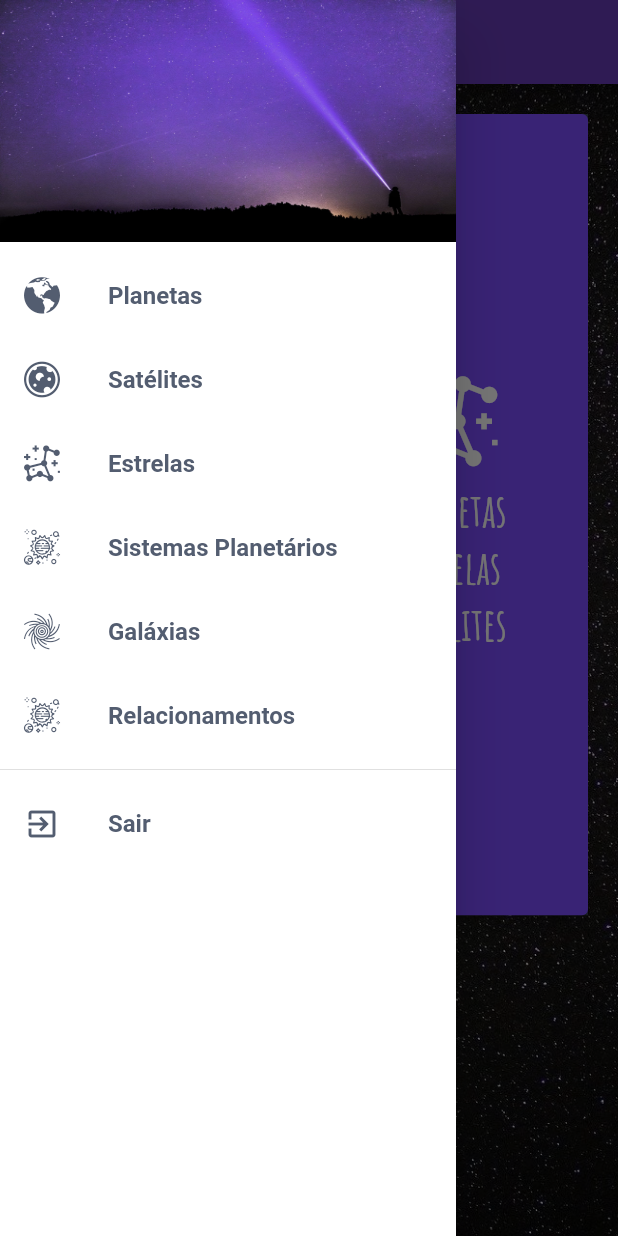
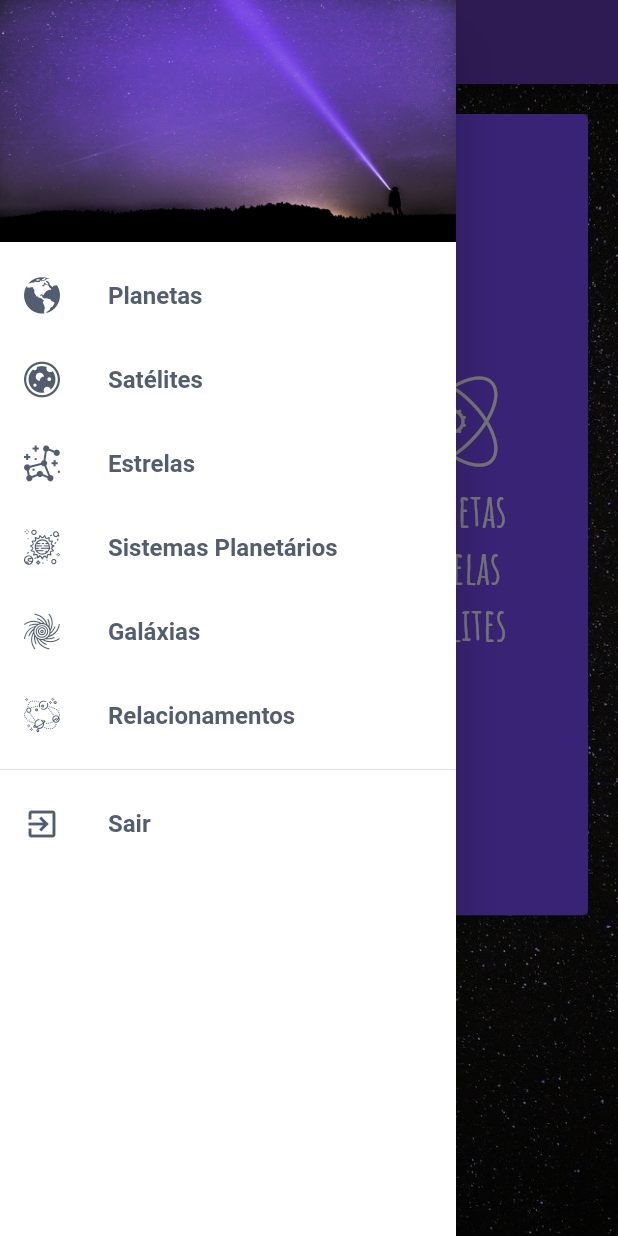
Before and after one commit to meruyme/universo_bd, a Flutter app: the menu_relacoes screen opened by its route, with the side drawer open, on a phone screen of 412 x 824 dp. Run offline on Flutter 3.47's test engine with Material 2 defaults, Android fonts, the phone set to English and light mode, and no system bars; our stand-ins replace cloud_firestore, firebase_auth, flutter_speed_dial, fluttertoast; missing offline and left inert: groovin_widgets; accounts and stored records are empty; Roboto replaces fonts that are missing (Poppins).

Commit message:
Add icons

```diff
--- a/lib/navigation_drawer.dart
+++ b/lib/navigation_drawer.dart
@@ -1,5 +1,6 @@
 import 'package:firebase_auth/firebase_auth.dart';
 import 'package:flutter/material.dart';
+import 'package:universo_bd/relations_icons_icons.dart';
 import 'custom_icons_icons.dart';
 
 class navigation_drawer extends StatefulWidget {
@@ -17,7 +18,7 @@ class _navigation_drawerState extends State<navigation_drawer> {
   Widget build(BuildContext context) {
     return Theme(
       data: Theme.of(context).copyWith(
-          canvasColor: Colors.white//Color.fromRGBO(64, 75, 96, 0.9)
+          canvasColor: Colors.white
       ),
       child: Drawer(
         child: ListView(
@@ -118,7 +119,7 @@ class _navigation_drawerState extends State<navigation_drawer> {
               },
             ),
             ListTile(
-              leading: Icon(CustomIcons.solar_system, color: Color.fromRGBO(64, 75, 96, 0.9),),
+              leading: Icon(RelationsIcons.space, color: Color.fromRGBO(64, 75, 96, 0.9),),
               title: Text(
                 'Relacionamentos',
                 style: TextStyle(
--- a/lib/relacionamentos/menu_relacoes.dart
+++ b/lib/relacionamentos/menu_relacoes.dart
@@ -1,8 +1,8 @@
 import 'package:flutter/cupertino.dart';
 import "package:flutter/material.dart";
 import "package:flutter_staggered_grid_view/flutter_staggered_grid_view.dart";
-import 'package:universo_bd/custom_icons_icons.dart';
 import 'package:universo_bd/navigation_drawer.dart';
+import 'package:universo_bd/relations_icons_icons.dart';
 
 class menu_relacoes extends StatefulWidget {
   @override
@@ -25,9 +25,9 @@ class _menu_relacoesState extends State<menu_relacoes> {
     _nomeRotas.add("/listar_sistema_planeta");
     _nomeRotas.add("/listar_orbitantes");
     _nomeRotas.add("/listar_sistema_estrela");
-    _icones.add(Icon(CustomIcons.solar_system, size: 60));
-    _icones.add(Icon(CustomIcons.constellation, size: 60));
-    _icones.add(Icon(CustomIcons.planet, size: 60));
+    _icones.add(Icon(RelationsIcons.system_planet, size: 60));
+    _icones.add(Icon(RelationsIcons.orbit, size: 60));
+    _icones.add(Icon(RelationsIcons.system_star, size: 60));
   }
 
   @override
--- a/lib/relacionamentos/orbitantes/editar_orbitantes.dart
+++ b/lib/relacionamentos/orbitantes/editar_orbitantes.dart
@@ -143,7 +143,7 @@ class _editar_orbitantesState extends State<editar_orbitantes> {
           backgroundColor: Colors.transparent,
           appBar: AppBar(
             title: Text(
-                "Editar Orbitantes"
+                "Editando Orbitantes"
             ),
           ),
           body: SingleChildScrollView(
--- a/lib/relacionamentos/orbitantes/listar_orbitantes.dart
+++ b/lib/relacionamentos/orbitantes/listar_orbitantes.dart
@@ -7,7 +7,7 @@ import 'package:universo_bd/classes/Orbitantes.dart';
 import 'package:universo_bd/classes/Planeta.dart';
 import 'package:universo_bd/classes/SateliteNatural.dart';
 import 'package:universo_bd/custom_card_orbitantes.dart';
-import 'package:universo_bd/custom_icons_icons.dart';
+import 'package:universo_bd/relations_icons_icons.dart';
 
 class listar_orbitantes extends StatefulWidget {
 
@@ -168,7 +168,7 @@ class _listar_orbitantesState extends State<listar_orbitantes> {
                                                   Navigator.pushNamed(context, "/exibir_orbitantes", arguments: orbitantes);
                                                 },
                                                 child: custom_card_orbitantes(
-                                                  icon: CustomIcons.solar_system,
+                                                  icon: RelationsIcons.orbit,
                                                   title1: "Planeta: " + orbitantes.planeta.nome,
                                                   title2: "Estrela: " + orbitantes.estrela.nome,
                                                   title3: "Satélite Natural: " + orbitantes.sateliteNatural.nome,
--- a/lib/relacionamentos/sistema_estrela/editar_sistema_estrela.dart
+++ b/lib/relacionamentos/sistema_estrela/editar_sistema_estrela.dart
@@ -92,7 +92,7 @@ class _editar_sistema_estrelaState extends State<editar_sistema_estrela> {
           backgroundColor: Colors.transparent,
           appBar: AppBar(
             title: Text(
-                "Editar Sistema-Estrela"
+                "Editando Sistema-Estrela"
             ),
           ),
           body: SingleChildScrollView(
--- a/lib/relacionamentos/sistema_estrela/listar_sistema_estrela.dart
+++ b/lib/relacionamentos/sistema_estrela/listar_sistema_estrela.dart
@@ -7,7 +7,7 @@ import 'package:universo_bd/classes/GiganteVermelha.dart';
 import 'package:universo_bd/classes/SistemaEstrela.dart';
 import 'package:universo_bd/classes/SistemaPlanetario.dart';
 import 'package:universo_bd/custom_card_relations.dart';
-import 'package:universo_bd/custom_icons_icons.dart';
+import 'package:universo_bd/relations_icons_icons.dart';
 
 class listar_sistema_estrela extends StatefulWidget {
 
@@ -151,7 +151,7 @@ class _listar_sistema_estrelaState extends State<listar_sistema_estrela> {
                                                   Navigator.pushNamed(context, "/exibir_sistema_estrela", arguments: sistemaEstrela);
                                                 },
                                                 child: custom_card_relations(
-                                                  icon: CustomIcons.solar_system,
+                                                  icon: RelationsIcons.system_star,
                                                   title1: "Sistema Planetário: " + sistemaEstrela.sistemaPlanetario.nome,
                                                   title2: "Estrela: " + sistemaEstrela.estrela.nome,
                                                 ),
--- a/lib/relacionamentos/sistema_planeta/editar_sistema_planeta.dart
+++ b/lib/relacionamentos/sistema_planeta/editar_sistema_planeta.dart
@@ -91,7 +91,7 @@ class _editar_sistema_planetaState extends State<editar_sistema_planeta> {
           backgroundColor: Colors.transparent,
           appBar: AppBar(
             title: Text(
-                "Relacionar Sistema-Planeta"
+                "Editando Sistema-Planeta"
             ),
           ),
           body: SingleChildScrollView(
--- a/lib/relacionamentos/sistema_planeta/listar_sistema_planeta.dart
+++ b/lib/relacionamentos/sistema_planeta/listar_sistema_planeta.dart
@@ -6,7 +6,7 @@ import 'package:universo_bd/classes/SistemaPlaneta.dart';
 import 'package:universo_bd/classes/SistemaPlanetario.dart';
 import 'package:universo_bd/custom_card_relations.dart';
 import 'package:universo_bd/classes/Planeta.dart';
-import 'package:universo_bd/custom_icons_icons.dart';
+import 'package:universo_bd/relations_icons_icons.dart';
 
 class listar_sistema_planeta extends StatefulWidget {
 
@@ -138,7 +138,7 @@ class _listar_sistema_planetaState extends State<listar_sistema_planeta> {
                                           Navigator.pushNamed(context, "/exibir_sistema_planeta", arguments: sistemaPlaneta);
                                         },
                                         child: custom_card_relations(
-                                          icon: CustomIcons.solar_system,
+                                          icon: RelationsIcons.system_planet,
                                           title1: "Sistema Planetário: " + sistemaPlaneta.sistemaPlanetario.nome,
                                           title2: "Planeta: " + sistemaPlaneta.planeta.nome,
                                         ),
--- /dev/null
+++ b/lib/relations_icons_icons.dart
@@ -0,0 +1,27 @@
+/// Flutter icons RelationsIcons
+/// Copyright (C) 2020 by original authors @ fluttericon.com, fontello.com
+/// This font was generated by FlutterIcon.com, which is derived from Fontello.
+///
+/// To use this font, place it in your fonts/ directory and include the
+/// following in your pubspec.yaml
+///
+/// flutter:
+///   fonts:
+///    - family:  RelationsIcons
+///      fonts:
+///       - asset: fonts/RelationsIcons.ttf
+///
+///
+///
+import 'package:flutter/widgets.dart';
+
+class RelationsIcons {
+  RelationsIcons._();
+
+  static const _kFontFam = 'RelationsIcons';
+
+  static const IconData orbit = IconData(0xe800, fontFamily: _kFontFam);
+  static const IconData system_planet = IconData(0xe801, fontFamily: _kFontFam);
+  static const IconData system_star = IconData(0xe802, fontFamily: _kFontFam);
+  static const IconData space = IconData(0xe803, fontFamily: _kFontFam);
+}
--- a/pubspec.yaml
+++ b/pubspec.yaml
@@ -50,6 +50,9 @@ flutter:
   uses-material-design: true
 
   fonts:
+    - family: RelationsIcons
+      fonts:
+        - asset: fonts/RelationsIcons.ttf
     - family: InformationIcon
       fonts:
         - asset: fonts/InformationIcon.ttf
```
Also changed, not shown: fonts/RelationsIcons.ttf (added).
